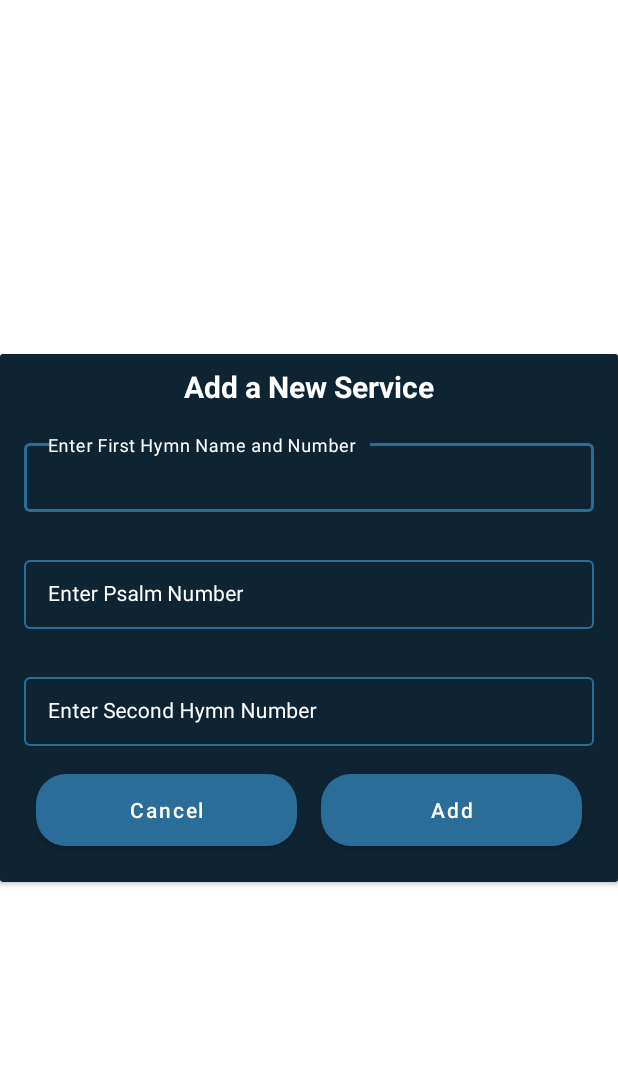
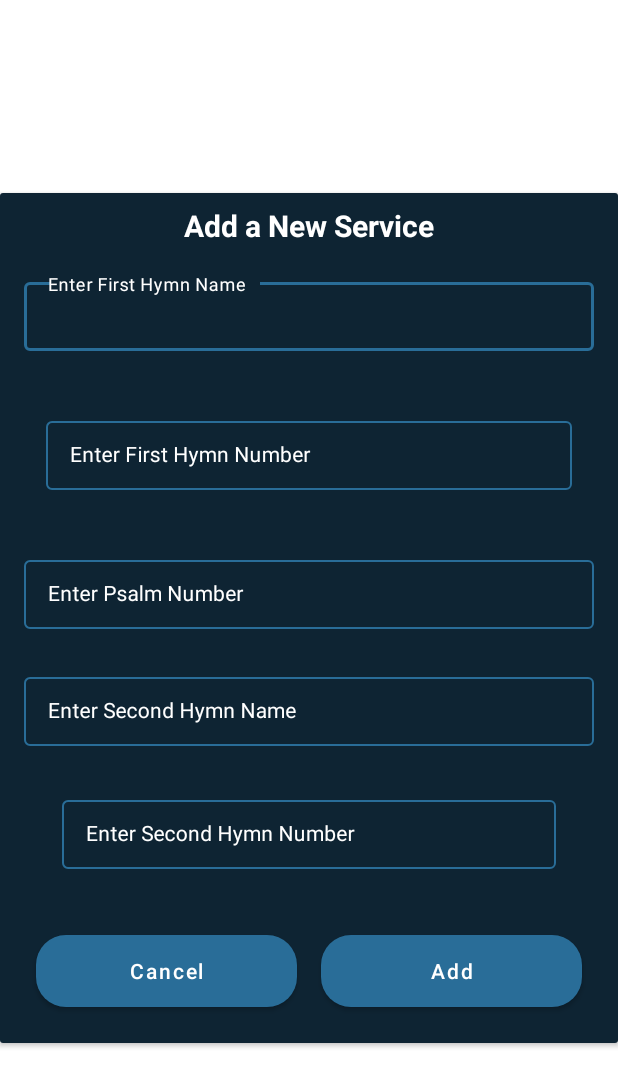
Before and after one commit to BryceSteuer/WorshipServiceApp, an Android app: the layout service_add_dialog.xml on its own in the app's theme, with its tools: preview values and no code run, on a phone screen of 412 x 824 dp. Shown: the top 1087 px of the screen. Run offline under Robolectric (Android 15) with nearby library versions, the phone set to English and light mode, and no system bars.

Commit message:
Fix misplaced List<> and incororate new elements to be added in the Service

```diff
--- a/app/src/main/res/layout/service_add_dialog.xml
+++ b/app/src/main/res/layout/service_add_dialog.xml
@@ -36,7 +36,7 @@
                 android:layout_height="wrap_content"
                 style="@style/TextInputEditTextTheme"
                 android:layout_margin="5dp"
-                android:hint="Enter First Hymn Name and Number"
+                android:hint="Enter First Hymn Name"
                 android:padding="5dp"
                 android:textColorHint="@color/white"
                 app:hintTextColor="@color/white"
@@ -47,6 +47,30 @@
                     android:id="@+id/EdtFirstHymn"
                     android:layout_margin="5dp"
                     android:inputType="text"
+                    android:textColorHint="@color/white"
+                    android:textColor="@color/white"
+                    android:textSize="14sp"
+                    />
+
+            </com.google.android.material.textfield.TextInputLayout>
+
+            <com.google.android.material.textfield.TextInputLayout
+                android:layout_width="match_parent"
+                android:layout_height="wrap_content"
+                style="@style/TextInputEditTextTheme"
+                android:layout_margin="5dp"
+                android:hint="Enter First Hymn Number"
+                android:layout_toRightOf="@+id/EdtFirstHymnName"
+                android:padding="20dp"
+                android:textColorHint="@color/white"
+                app:hintTextColor="@color/white"
+                >
+                <com.google.android.material.textfield.TextInputEditText
+                    android:layout_width="match_parent"
+                    android:layout_height="wrap_content"
+                    android:id="@+id/EdtFirstHymnNumber"
+                    android:layout_margin="5dp"
+                    android:inputType="number"
                     android:textColorHint="@color/white"
                     android:textColor="@color/white"
                     android:textSize="14sp"
@@ -82,7 +106,7 @@
                 android:layout_height="wrap_content"
                 style="@style/TextInputEditTextTheme"
                 android:layout_margin="5dp"
-                android:hint="Enter Second Hymn Number"
+                android:hint="Enter Second Hymn Name"
                 android:padding="5dp"
                 android:textColorHint="@color/white"
                 app:hintTextColor="@color/white"
@@ -97,6 +121,31 @@
                     android:textColor="@color/white"
                     android:textSize="14sp"
                     />
+
+            <com.google.android.material.textfield.TextInputLayout
+                android:layout_width="match_parent"
+                android:layout_height="wrap_content"
+                style="@style/TextInputEditTextTheme"
+                android:layout_margin="5dp"
+                android:hint="Enter Second Hymn Number"
+                android:padding="20dp"
+                android:textColorHint="@color/white"
+                app:hintTextColor="@color/white"
+                >
+                <com.google.android.material.textfield.TextInputEditText
+                    android:layout_width="match_parent"
+                    android:layout_height="wrap_content"
+                    android:id="@+id/SecondHymnNumber"
+                    android:layout_margin="5dp"
+                    android:inputType="number"
+                    android:textColorHint="@color/white"
+                    android:textColor="@color/white"
+                    android:textSize="14sp"
+                    />
+            </com.google.android.material.textfield.TextInputLayout>
+
+
+
 
                 <LinearLayout
                     android:layout_width="match_parent"
```
Also changed, not shown: app/src/main/java/com/example/worshipserviceapplication/MainActivity.kt (+12 -5 lines), app/src/main/java/com/example/worshipserviceapplication/ServiceAdapter.kt (+13 -10 lines), app/src/main/java/com/example/worshipserviceapplication/WorshipService.kt (+12 -6 lines), app/src/main/res/layout/hymnservice_rv_item.xml (+61 -45 lines).
